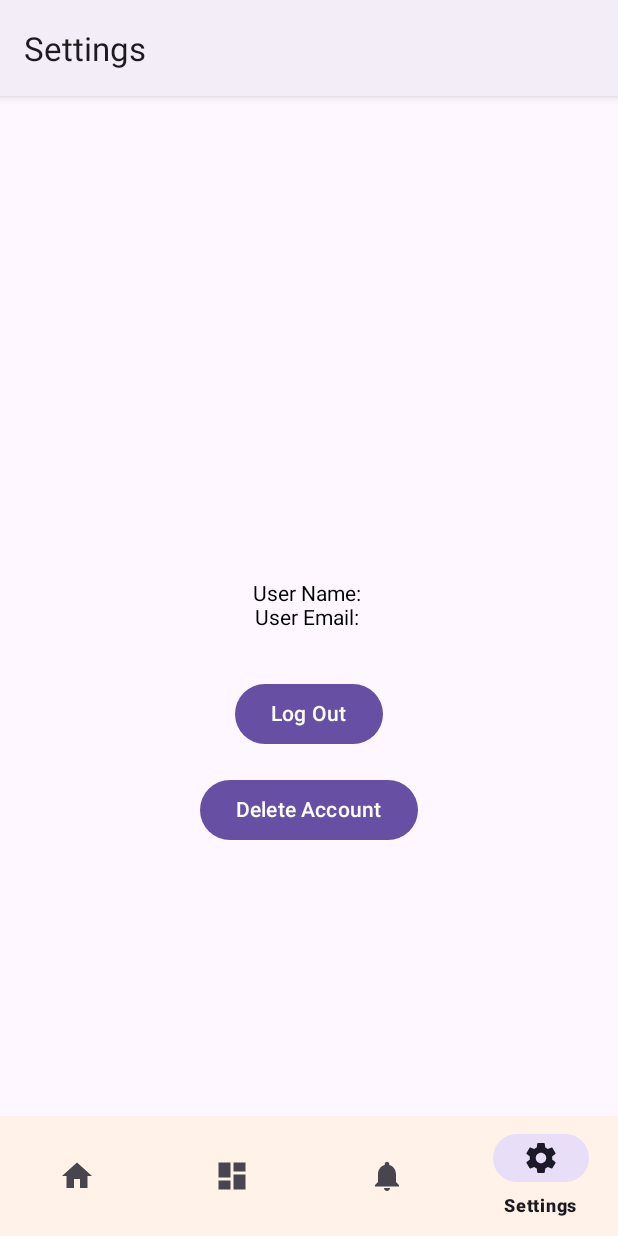
After one commit to klarkengkoy/Trip-Track, an Android app built with Jetpack Compose: the SettingsFragment screen opened through its navigation route, on a phone screen of 412 x 824 dp. The commit adds this screen. Run offline under Robolectric (Android 15) with nearby library versions, the phone set to English and light mode, and no system bars; our stand-ins replace Firebase (no records; nobody signed in at launch, a user with empty details on screens opened directly), navigation-ui.

Commit message:
Features included: - Added Compose - Configure Sign in with Google using Firebase - Added Settings Fragment - User Info - Logout Button (working) - Delete Account

```diff
--- a/app/src/main/java/dev/klarkengkoy/triptrack/MainActivity.kt
+++ b/app/src/main/java/dev/klarkengkoy/triptrack/MainActivity.kt
@@ -26,7 +26,7 @@ class MainActivity : AppCompatActivity() {
         // menu should be considered as top level destinations.
         val appBarConfiguration = AppBarConfiguration(
             setOf(
-                R.id.navigation_home, R.id.navigation_dashboard, R.id.navigation_notifications
+                R.id.navigation_home, R.id.navigation_dashboard, R.id.navigation_notifications, R.id.navigation_settings
             )
         )
         setupActionBarWithNavController(navController, appBarConfiguration)
--- /dev/null
+++ b/app/src/main/java/dev/klarkengkoy/triptrack/ui/settings/SettingsFragment.kt
@@ -0,0 +1,130 @@
+package dev.klarkengkoy.triptrack.ui.settings
+
+import android.content.Context
+import android.content.Intent
+import android.os.Bundle
+import android.view.LayoutInflater
+import android.view.View
+import android.view.ViewGroup
+import android.widget.Toast
+import androidx.compose.foundation.layout.Arrangement
+import androidx.compose.foundation.layout.Column
+import androidx.compose.foundation.layout.Spacer
+import androidx.compose.foundation.layout.fillMaxSize
+import androidx.compose.foundation.layout.height
+import androidx.compose.material3.AlertDialog
+import androidx.compose.material3.Button
+import androidx.compose.material3.Text
+import androidx.compose.material3.TextButton
+import androidx.compose.runtime.Composable
+import androidx.compose.runtime.mutableStateOf
+import androidx.compose.runtime.remember
+import androidx.compose.ui.Alignment
+import androidx.compose.ui.Modifier
+import androidx.compose.ui.platform.ComposeView
+import androidx.compose.ui.platform.LocalContext
+import androidx.compose.ui.unit.dp
+import androidx.fragment.app.Fragment
+import com.google.firebase.auth.ktx.auth
+import com.google.firebase.ktx.Firebase
+import dev.klarkengkoy.triptrack.LoginActivity
+
+class SettingsFragment : Fragment() {
+    override fun onCreateView(
+        inflater: LayoutInflater,
+        container: ViewGroup?,
+        savedInstanceState: Bundle?
+    ): View {
+        return ComposeView(requireContext()).apply {
+            setContent {
+                SettingsScreen(
+                    onLogoutClick = { logout() },
+                    onDeleteAccountClick = { deleteAccount() }
+                )
+            }
+        }
+    }
+
+    private fun logout() {
+        Firebase.auth.signOut()
+        // Clear user info
+        val sharedPref = activity?.getSharedPreferences("user_prefs", Context.MODE_PRIVATE) ?: return
+        with(sharedPref.edit()) {
+            clear()
+            apply()
+        }
+
+        // Navigate to LoginActivity
+        val intent = Intent(activity, LoginActivity::class.java)
+        intent.flags = Intent.FLAG_ACTIVITY_NEW_TASK or Intent.FLAG_ACTIVITY_CLEAR_TASK
+        startActivity(intent)
+    }
+
+    private fun deleteAccount() {
+        val user = Firebase.auth.currentUser!!
+        user.delete()
+            .addOnCompleteListener { task ->
+                if (task.isSuccessful) {
+                    Toast.makeText(requireContext(), "Account deleted.", Toast.LENGTH_SHORT).show()
+                    logout()
+                } else {
+                    Toast.makeText(requireContext(), "Failed to delete account.", Toast.LENGTH_SHORT).show()
+                }
+            }
+    }
+}
+
+@Composable
+fun SettingsScreen(onLogoutClick: () -> Unit, onDeleteAccountClick: () -> Unit) {
+    val showDeleteDialog = remember { mutableStateOf(false) }
+    val context = LocalContext.current
+    val sharedPref = context.getSharedPreferences("user_prefs", Context.MODE_PRIVATE)
+    val userName = sharedPref.getString("user_name", "")
+    val userEmail = sharedPref.getString("user_email", "")
+
+    Column(
+        modifier = Modifier.fillMaxSize(),
+        verticalArrangement = Arrangement.Center,
+        horizontalAlignment = Alignment.CenterHorizontally
+    ) {
+        Text(text = "User Name: $userName")
+        Text(text = "User Email: $userEmail")
+
+        Spacer(modifier = Modifier.height(32.dp))
+
+        Button(onClick = onLogoutClick) {
+            Text("Log Out")
+        }
+
+        Spacer(modifier = Modifier.height(16.dp))
+
+        Button(onClick = { showDeleteDialog.value = true }) {
+            Text("Delete Account")
+        }
+    }
+
+    if (showDeleteDialog.value) {
+        AlertDialog(
+            onDismissRequest = { showDeleteDialog.value = false },
+            title = { Text("Delete Account") },
+            text = { Text("Are you sure you want to delete your account? This action cannot be undone.") },
+            confirmButton = {
+                TextButton(
+                    onClick = {
+                        showDeleteDialog.value = false
+                        onDeleteAccountClick()
+                    }
+                ) {
+                    Text("Delete")
+                }
+            },
+            dismissButton = {
+                TextButton(
+                    onClick = { showDeleteDialog.value = false }
+                ) {
+                    Text("Cancel")
+                }
+            }
+        )
+    }
+}
--- /dev/null
+++ b/app/src/main/res/drawable/ic_settings_black_24dp.xml
@@ -0,0 +1,9 @@
+<vector xmlns:android="http://schemas.android.com/apk/res/android"
+    android:width="24dp"
+    android:height="24dp"
+    android:viewportWidth="24.0"
+    android:viewportHeight="24.0">
+    <path
+        android:fillColor="#FF000000"
+        android:pathData="M19.43,12.98c0.04,-0.32 0.07,-0.64 0.07,-0.98s-0.03,-0.66 -0.07,-0.98l2.11,-1.65c0.19,-0.15 0.24,-0.42 0.12,-0.64l-2,-3.46c-0.12,-0.22 -0.39,-0.3 -0.61,-0.22l-2.49,1c-0.52,-0.4 -1.08,-0.73 -1.69,-0.98l-0.38,-2.65C14.46,2.18 14.25,2 14,2h-4c-0.25,0 -0.46,0.18 -0.49,0.42L9.13,5.07c-0.61,0.25 -1.17,0.59 -1.69,0.98l-2.49,-1c-0.23,-0.09 -0.49,0 -0.61,0.22l-2,3.46c-0.13,0.22 -0.07,0.49 0.12,0.64l2.11,1.65c-0.04,0.32 -0.07,0.65 -0.07,0.98s0.03,0.66 0.07,0.98l-2.11,1.65c-0.19,0.15 -0.24,0.42 -0.12,0.64l2,3.46c0.12,0.22 0.39,0.3 0.61,0.22l2.49,-1c0.52,0.4 1.08,0.73 1.69,0.98l0.38,2.65C9.54,21.82 9.75,22 10,22h4c0.25,0 0.46,-0.18 0.49,-0.42l0.38,-2.65c0.61,-0.25 1.17,-0.59 1.69,-0.98l2.49,1c0.23,0.09 0.49,0 0.61,-0.22l2,-3.46c0.12,-0.22 0.07,-0.49 -0.12,-0.64l-2.11,-1.65zM12,15.5c-1.93,0 -3.5,-1.57 -3.5,-3.5s1.57,-3.5 3.5,-3.5 3.5,1.57 3.5,3.5 -1.57,3.5 -3.5,3.5z"/>
+</vector>
--- a/app/src/main/res/menu/bottom_nav_menu.xml
+++ b/app/src/main/res/menu/bottom_nav_menu.xml
@@ -16,4 +16,9 @@
         android:icon="@drawable/ic_notifications_black_24dp"
         android:title="@string/title_notifications" />
 
+    <item
+        android:id="@+id/navigation_settings"
+        android:icon="@drawable/ic_settings_black_24dp"
+        android:title="@string/title_settings" />
+
 </menu>
--- a/app/src/main/res/navigation/mobile_navigation.xml
+++ b/app/src/main/res/navigation/mobile_navigation.xml
@@ -22,4 +22,10 @@
         android:name="dev.klarkengkoy.triptrack.ui.notifications.NotificationsFragment"
         android:label="@string/title_notifications"
         tools:layout="@layout/fragment_notifications" />
+
+    <fragment
+        android:id="@+id/navigation_settings"
+        android:name="dev.klarkengkoy.triptrack.ui.settings.SettingsFragment"
+        android:label="@string/title_settings" />
+
 </navigation>
--- a/app/src/main/res/values/strings.xml
+++ b/app/src/main/res/values/strings.xml
@@ -5,4 +5,5 @@
     <string name="title_notifications">Notifications</string>
     <string name="title_login">Login</string>
     <string name="web_client_id">YOUR_WEB_CLIENT_ID</string>
+    <string name="title_settings">Settings</string>
 </resources>
--- a/gradle.properties
+++ b/gradle.properties
@@ -21,3 +21,5 @@ kotlin.code.style=official
 # resources declared in the library itself and none from the library's dependencies,
 # thereby reducing the size of the R class for that library
 android.nonTransitiveRClass=true
+# Enable Gradle to auto-download the JDK if not found
+org.gradle.java.installations.auto-download=true
--- a/settings.gradle.kts
+++ b/settings.gradle.kts
@@ -11,6 +11,9 @@ pluginManagement {
         gradlePluginPortal()
     }
 }
+plugins {
+    id("org.gradle.toolchains.foojay-resolver-convention") version "0.8.0"
+}
 dependencyResolutionManagement {
     repositoriesMode.set(RepositoriesMode.FAIL_ON_PROJECT_REPOS)
     repositories {
```
Also changed, not shown: app/build.gradle.kts (+23 -8 lines), app/src/main/java/dev/klarkengkoy/triptrack/ui/login/LoginFragment.kt (+73 -29 lines), app/src/main/res/layout/fragment_login.xml (+11 -1 lines), gradle/libs.versions.toml (+24 -2 lines).
